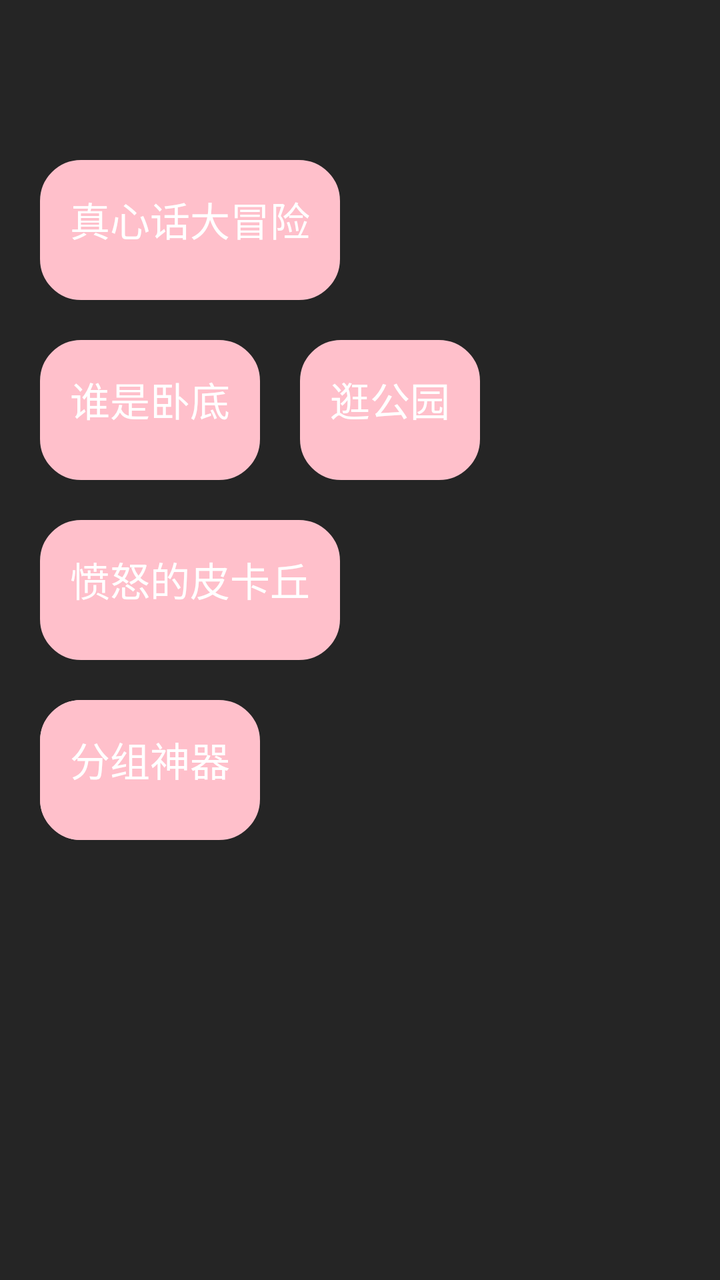
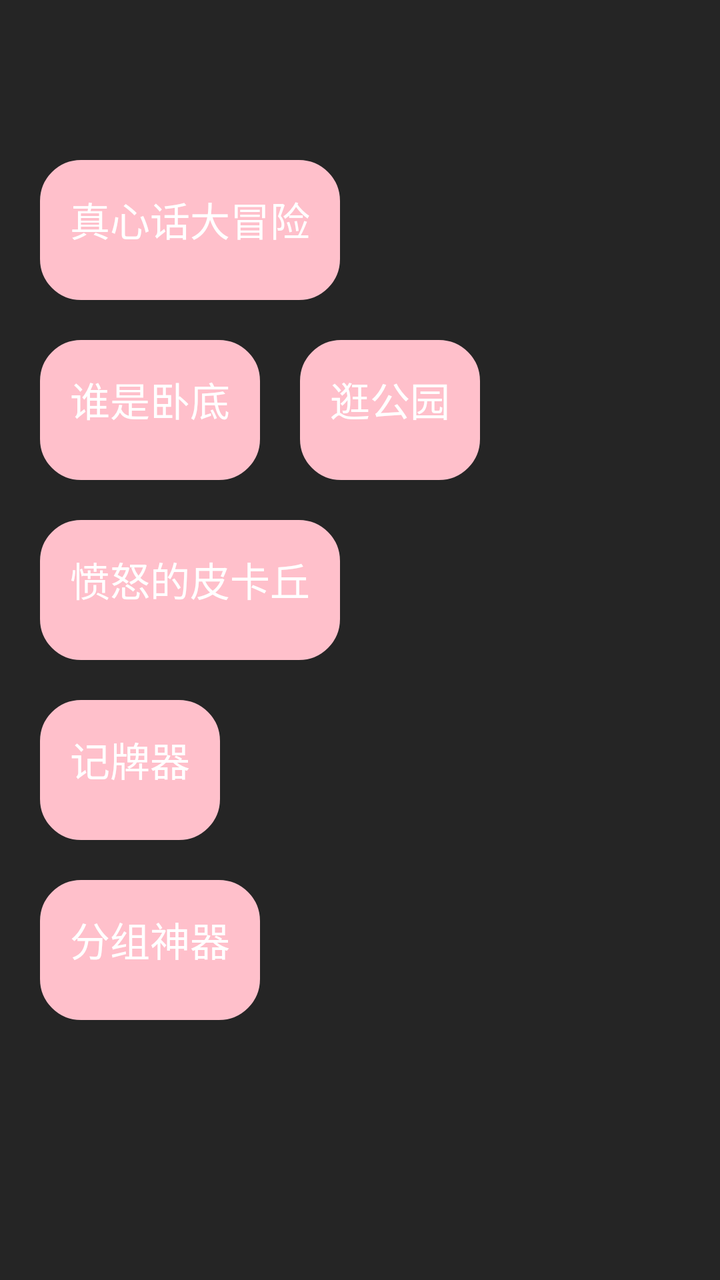

The first picture is an Android layout as it rendered before a commit; the second is the same layout after the commit. The layout source and the unified diff follow.
<!-- AndroidManifest.xml: application theme AppTheme -->
<!-- res/layout/activity_main.xml -->
<?xml version="1.0" encoding="utf-8"?>
<layout xmlns:android="http://schemas.android.com/apk/res/android"
    xmlns:app="http://schemas.android.com/apk/res-auto"
    xmlns:binding="http://schemas.android.com/apk/res-auto"
    xmlns:tools="http://schemas.android.com/tools">

    <data>

        <variable
            name="viewModel"
            type="com.xxx.games.MainViewModel" />
    </data>

    <RelativeLayout
        android:layout_width="match_parent"
        android:layout_height="match_parent"
        android:background="#252525"
        tools:context=".MainActivity">

        <Button
            android:id="@+id/btn_game1"
            android:layout_width="wrap_content"
            android:layout_height="70dp"
            android:layout_marginLeft="20dp"
            android:layout_marginTop="80dp"
            android:background="@drawable/btn_pink_sx"
            android:padding="15dp"
            android:text="真心话大冒险"
            android:textColor="@color/white"
            android:textSize="20sp" />

        <Button
            android:id="@+id/btn_game2"
            android:layout_width="wrap_content"
            android:layout_height="70dp"
            android:layout_marginTop="20dp"
            android:layout_below="@id/btn_game3"
            android:layout_marginLeft="20dp"
            android:background="@drawable/btn_pink_sx"
            android:padding="15dp"
            android:text="愤怒的皮卡丘"
            android:textColor="@color/white"
            android:textSize="20sp" />

        <Button
            android:id="@+id/btn_game5"
            android:layout_width="wrap_content"
            android:layout_height="70dp"
            android:layout_marginTop="20dp"
            android:layout_below="@id/btn_game2"
            android:layout_marginLeft="20dp"
            android:background="@drawable/btn_pink_sx"
            android:padding="15dp"
            android:text="记牌器"
            android:textColor="@color/white"
            android:textSize="20sp" />

        <Button
            android:id="@+id/btn_game6"
            android:layout_width="wrap_content"
            android:layout_height="70dp"
            android:layout_marginTop="20dp"
            android:layout_below="@id/btn_game2"
            android:layout_marginLeft="20dp"
            android:background="@drawable/btn_pink_sx"
            android:padding="15dp"
            android:text="分组神器"
            android:textColor="@color/white"
            android:textSize="20sp" />

        <Button
            android:id="@+id/btn_game3"
            android:layout_width="wrap_content"
            android:layout_height="70dp"
            android:layout_below="@id/btn_game1"
            android:layout_marginLeft="20dp"
            android:layout_marginTop="20dp"
            android:background="@drawable/btn_pink_sx"
            android:padding="15dp"
            android:text="谁是卧底"
            android:textColor="@color/white"
            android:textSize="20sp" />

        <Button
            android:id="@+id/btn_game4"
            android:layout_width="wrap_content"
            android:layout_height="70dp"
            android:layout_toRightOf="@id/btn_game3"
            android:layout_below="@id/btn_game1"
            android:layout_marginLeft="20dp"
            android:layout_marginTop="20dp"
            android:background="@drawable/btn_pink_sx"
            android:padding="15dp"
            android:text="逛公园"
            android:textColor="@color/white"
            android:textSize="20sp" />

    </RelativeLayout>
</layout>
<!-- resources referenced by this layout -->
<resources>
  <color name="white">#FFFFFFFF</color>
  <!-- drawable btn_pink_sx (drawable) -->
  <?xml version="1.0" encoding="utf-8"?>
  <shape xmlns:android="http://schemas.android.com/apk/res/android">
      <corners android:radius="20dp" />
      
      <stroke
          android:width="1dp"
          android:color="#FFC0CB" />
  
      
      <solid android:color="#FFC0CB" />
  </shape>
  <style name="AppTheme" parent="QMUI.Compat.NoActionBar">
          
          <item name="colorPrimary">@color/colorPrimary</item>
          <item name="colorPrimaryDark">@color/colorPrimaryDark</item>
          <item name="colorAccent">@color/colorAccent</item>
      </style>
  <color name="colorPrimary">#008577</color>
  <color name="colorPrimaryDark">#00574B</color>
  <color name="colorAccent">#D81B60</color>
</resources>

<!-- the commit's change to res/layout/activity_main.xml (unified diff, before → after) -->
@@ -60,7 +60,7 @@
             android:layout_width="wrap_content"
             android:layout_height="70dp"
             android:layout_marginTop="20dp"
-            android:layout_below="@id/btn_game2"
+            android:layout_below="@id/btn_game5"
             android:layout_marginLeft="20dp"
             android:background="@drawable/btn_pink_sx"
             android:padding="15dp"
